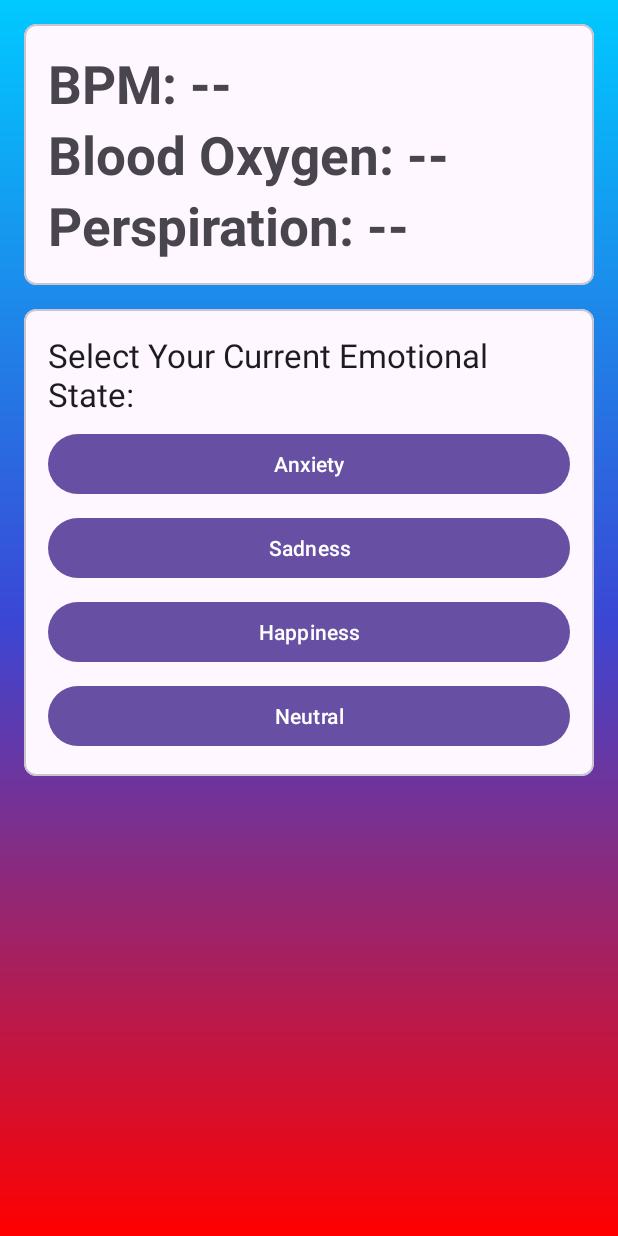
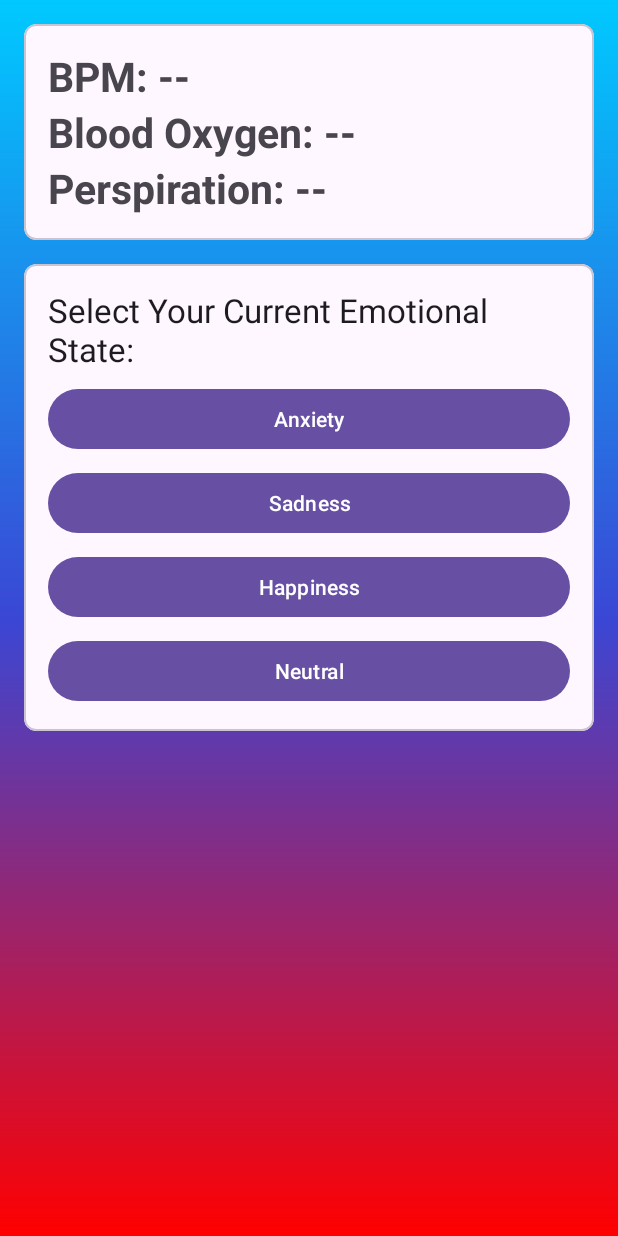
Before and after one commit to ELECTRONICA-2501/ZensorApp, an Android app: the PromptUserQs screen opened directly, with no data from a screen before it, on a phone screen of 412 x 824 dp. Run offline under Robolectric (Android 15) with nearby library versions, the phone set to English and light mode, and no system bars; our stand-ins replace Firebase (no records; nobody signed in at launch, a user with empty details on screens opened directly).

Commit message:
Sizing v2

```diff
--- a/app/src/main/res/layout/activity_prompt_user_qs.xml
+++ b/app/src/main/res/layout/activity_prompt_user_qs.xml
@@ -31,7 +31,7 @@
                 android:layout_height="wrap_content"
                 android:text="BPM: --"
                 android:textStyle="bold"
-                android:textSize="35dp"/>
+                android:textSize="27dp"/>
 
             <TextView
                 android:id="@+id/oxygenDataView"
@@ -39,14 +39,14 @@
                 android:layout_height="wrap_content"
                 android:text="Blood Oxygen: --"
                 android:textStyle="bold"
-                android:textSize="35dp"/>
+                android:textSize="27dp"/>
             <TextView
                 android:id="@+id/perspirationDataView"
                 android:layout_width="match_parent"
                 android:layout_height="wrap_content"
                 android:text="Perspiration: --"
                 android:textStyle="bold"
-                android:textSize="35dp"/>
+                android:textSize="27dp"/>
         </LinearLayout>
     </com.google.android.material.card.MaterialCardView>
 
```
